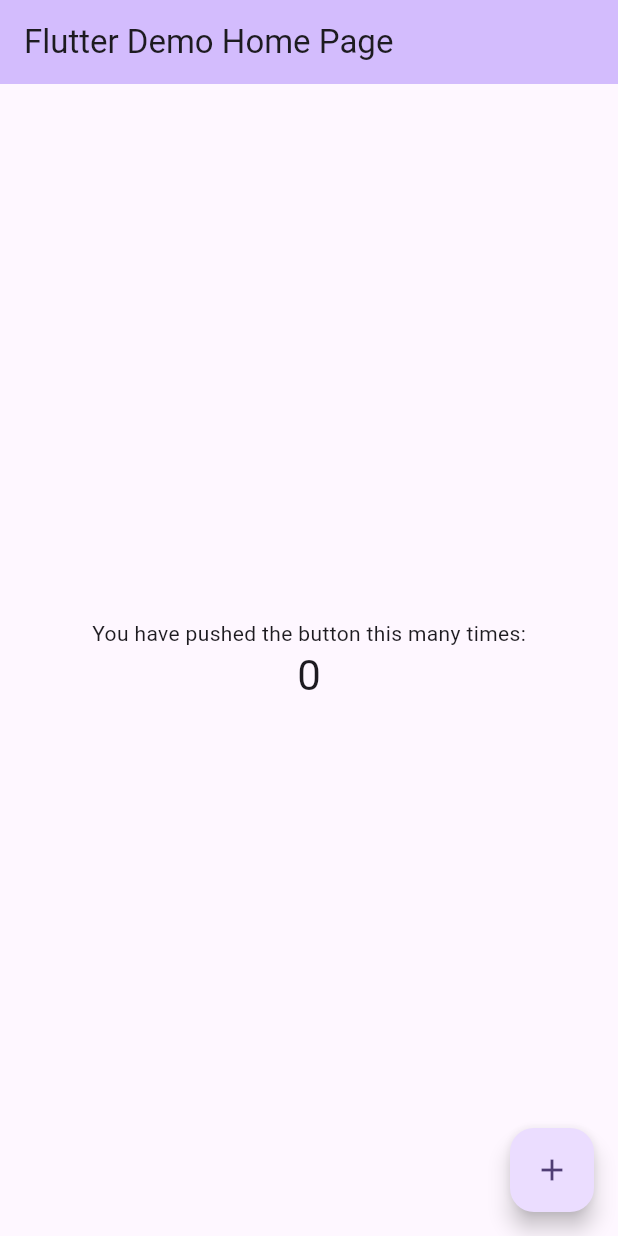
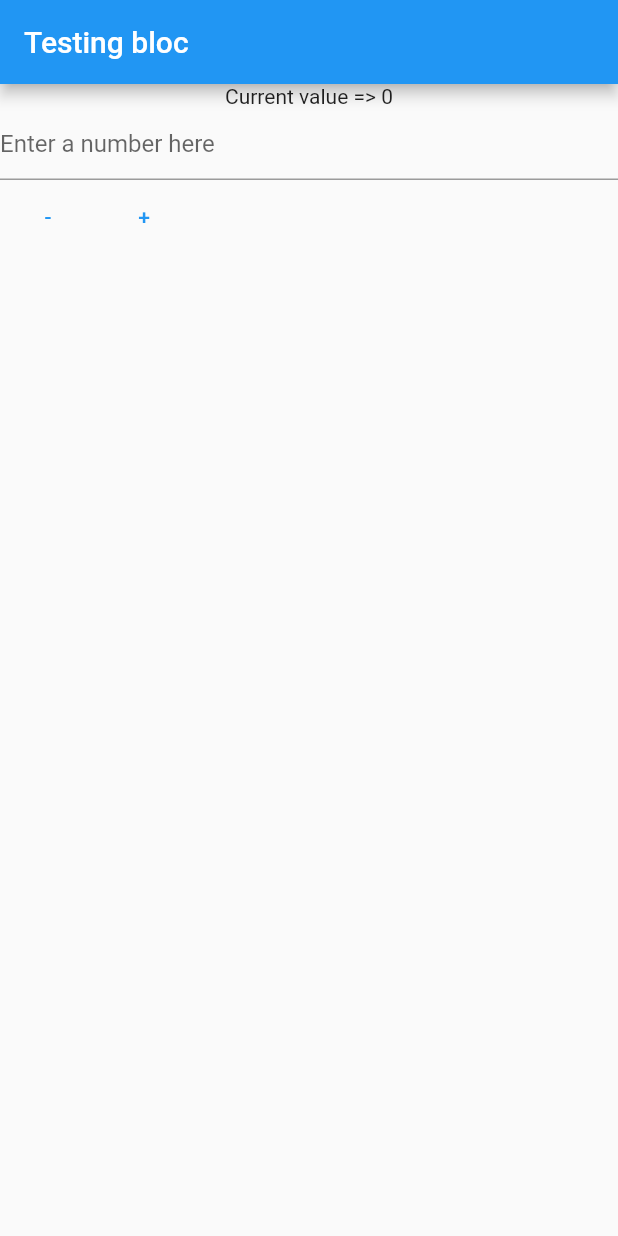
Before and after one commit to abdulawalarif/block_for_managing_state, a Flutter app: the screen it shows after launch, on a phone screen of 412 x 824 dp. Run offline on Flutter 3.47's test engine with Material 2 defaults, Android fonts, the phone set to English and light mode, and no system bars; our stand-ins replace bloc, flutter_bloc.

Commit message:
counter with block

```diff
--- a/lib/main.dart
+++ b/lib/main.dart
@@ -1,65 +1,160 @@
+import 'package:bloc/bloc.dart';
 import 'package:flutter/material.dart';
+import 'package:flutter_bloc/flutter_bloc.dart';
 
 void main() {
-  runApp(const MyApp());
+  WidgetsFlutterBinding.ensureInitialized();
+  runApp(
+    MaterialApp(
+      debugShowCheckedModeBanner: false ,
+      title: 'Flutter Demo',
+      theme: ThemeData(
+        primarySwatch: Colors.blue,
+      ),
+      home: const HomePage(),
+    ),
+  );
 }
 
-class MyApp extends StatelessWidget {
-  const MyApp({super.key});
+class HomePage extends StatefulWidget {
+  const HomePage({Key? key}) : super(key: key);
+
   @override
-  Widget build(BuildContext context) {
-    return MaterialApp(
-      debugShowCheckedModeBanner: false,
-      title: 'Flutter Demo',
-      theme: ThemeData(
-        colorScheme: ColorScheme.fromSeed(seedColor: Colors.deepPurple),
-        useMaterial3: true,
-      ),
-      home: const MyHomePage(title: 'Flutter Demo Home Page'),
-    );
-  }
-}
-class MyHomePage extends StatefulWidget {
-  const MyHomePage({super.key, required this.title});
-  final String title;
-  @override
-  State<MyHomePage> createState() => _MyHomePageState();
+  _HomePageState createState() => _HomePageState();
 }
 
-class _MyHomePageState extends State<MyHomePage> {
-  int _counter = 0;
-  void _incrementCounter() {
-    setState(() {
-      _counter++;
-    });
+class _HomePageState extends State<HomePage> {
+  late final TextEditingController _controller;
+
+  @override
+  void initState() {
+    _controller = TextEditingController();
+    super.initState();
+  }
+
+  @override
+  void dispose() {
+    _controller.dispose();
+    super.dispose();
   }
 
   @override
   Widget build(BuildContext context) {
-    return Scaffold(
-      appBar: AppBar(
-        backgroundColor: Theme.of(context).colorScheme.inversePrimary,
-        title: Text(widget.title),
-      ),
-      body: Center(
-        child: Column(
-          mainAxisAlignment: MainAxisAlignment.center,
-          children: <Widget>[
-            const Text(
-              'You have pushed the button this many times:',
-            ),
-            Text(
-              '$_counter',
-              style: Theme.of(context).textTheme.headlineMedium,
-            ),
-          ],
+    return BlocProvider(
+      create: (context) => CounterBloc(),
+      child: Scaffold(
+        appBar: AppBar(
+          title: const Text('Testing bloc'),
         ),
-      ),
-      floatingActionButton: FloatingActionButton(
-        onPressed: _incrementCounter,
-        tooltip: 'Increment',
-        child: const Icon(Icons.add),
+        body: BlocConsumer<CounterBloc, CounterState>(
+          listener: (context, state) {
+            _controller.clear();
+          },
+          builder: (context, state) {
+            final invalidValue =
+                (state is CounterStateInvalidNumber) ? state.invalidValue : '';
+            return Column(
+              children: [
+                Text('Current value => ${state.value}'),
+                Visibility(
+                  child: Text('Invalid input: $invalidValue'),
+                  visible: state is CounterStateInvalidNumber,
+                ),
+                TextField(
+                  controller: _controller,
+                  decoration: const InputDecoration(
+                    hintText: 'Enter a number here',
+                  ),
+                  keyboardType: TextInputType.number,
+                ),
+                Row(
+                  children: [
+                    TextButton(
+                      onPressed: () {
+                        context
+                            .read<CounterBloc>()
+                            .add(DecrementEvent(_controller.text));
+                      },
+                      child: const Text('-'),
+                    ),
+                    TextButton(
+                      onPressed: () {
+                        context
+                            .read<CounterBloc>()
+                            .add(IncrementEvent(_controller.text));
+                      },
+                      child: const Text('+'),
+                    ),
+                  ],
+                )
+              ],
+            );
+          },
+        ),
       ),
     );
   }
 }
+
+@immutable
+abstract class CounterState {
+  final int value;
+  const CounterState(this.value);
+}
+
+class CounterStateValid extends CounterState {
+  const CounterStateValid(int value) : super(value);
+}
+
+class CounterStateInvalidNumber extends CounterState {
+  final String invalidValue;
+  const CounterStateInvalidNumber({
+    required this.invalidValue,
+    required int previousValue,
+  }) : super(previousValue);
+}
+
+@immutable
+abstract class CounterEvent {
+  final String value;
+  const CounterEvent(this.value);
+}
+
+class IncrementEvent extends CounterEvent {
+  const IncrementEvent(String value) : super(value);
+}
+
+class DecrementEvent extends CounterEvent {
+  const DecrementEvent(String value) : super(value);
+}
+
+class CounterBloc extends Bloc<CounterEvent, CounterState> {
+  CounterBloc() : super(const CounterStateValid(0)) {
+    on<IncrementEvent>((event, emit) {
+      final integer = int.tryParse(event.value);
+      if (integer == null) {
+        emit(
+          CounterStateInvalidNumber(
+            invalidValue: event.value,
+            previousValue: state.value,
+          ),
+        );
+      } else {
+        emit(CounterStateValid(state.value + integer));
+      }
+    });
+    on<DecrementEvent>((event, emit) {
+      final integer = int.tryParse(event.value);
+      if (integer == null) {
+        emit(
+          CounterStateInvalidNumber(
+            invalidValue: event.value,
+            previousValue: state.value,
+          ),
+        );
+      } else {
+        emit(CounterStateValid(state.value - integer));
+      }
+    });
+  }
+}
--- a/pubspec.yaml
+++ b/pubspec.yaml
@@ -8,6 +8,8 @@ dependencies:
   flutter:
     sdk: flutter
   cupertino_icons: ^1.0.2
+  bloc: ^8.1.2
+  flutter_bloc: ^8.1.3
 dev_dependencies:
   flutter_test:
     sdk: flutter
```
Also changed, not shown: pubspec.lock, 1 other file.
